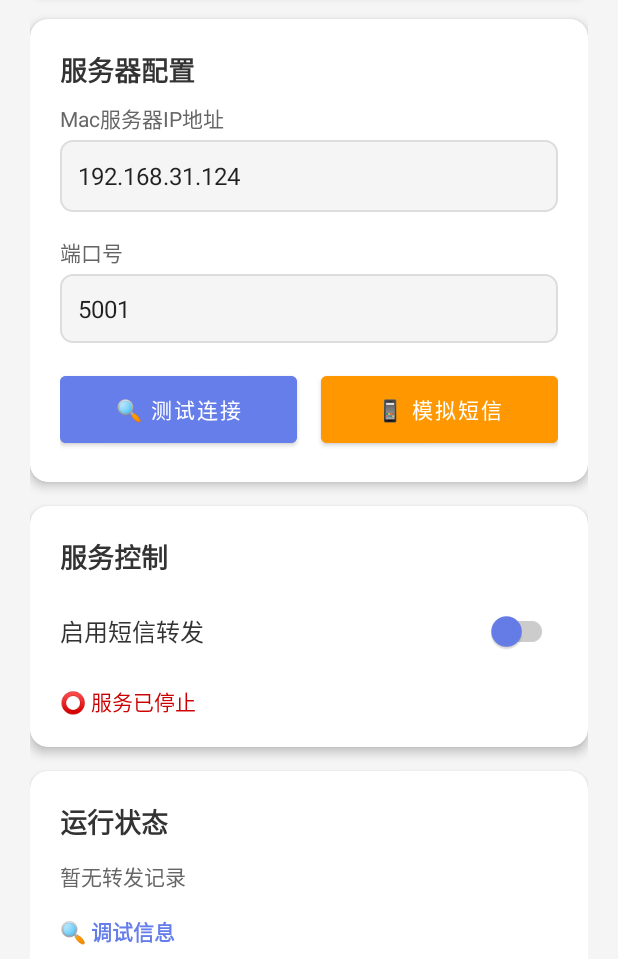
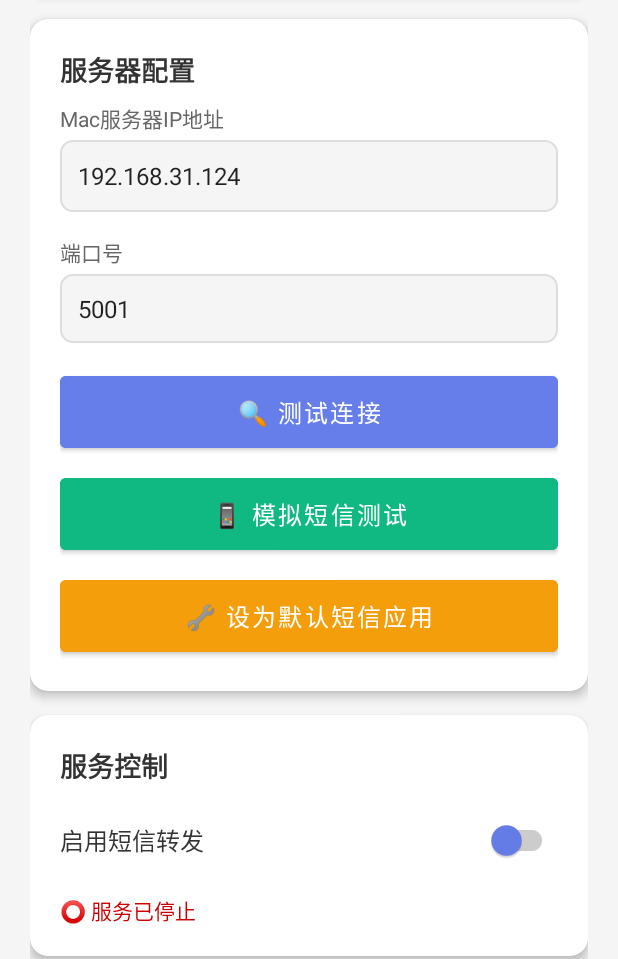
Before and after one commit to codingChang/msgCode, an Android app: the screen it shows after launch (MainActivity), on a phone screen of 412 x 824 dp, the part 277-1236 px from its top. Run offline under Robolectric (Android 15) with nearby library versions, the light colour scheme and no system bars; 3 statements that could not run were skipped.

Commit message:
✨ 添加荣耀手机支持 - 📱 新增模拟短信测试按钮 - 🔧 新增设置默认短信应用功能 - 📊 显示默认短信应用状态 - 💡 针对荣耀手机优化建议

```diff
--- a/android-app/app/src/main/res/layout/activity_main.xml
+++ b/android-app/app/src/main/res/layout/activity_main.xml
@@ -103,36 +103,38 @@
                     android:padding="12dp"
                     android:textSize="16sp" />
 
-                <LinearLayout
+                <Button
+                    android:id="@+id/btnTest"
                     android:layout_width="match_parent"
                     android:layout_height="wrap_content"
                     android:layout_marginTop="16dp"
-                    android:orientation="horizontal">
-
-                    <Button
-                        android:id="@+id/btnTest"
-                        android:layout_width="0dp"
-                        android:layout_height="wrap_content"
-                        android:layout_weight="1"
-                        android:layout_marginEnd="8dp"
                     android:backgroundTint="#667EEA"
                     android:padding="12dp"
                     android:text="🔍 测试连接"
                     android:textColor="#FFF"
-                        android:textSize="14sp" />
+                    android:textSize="16sp" />
 
                 <Button
-                        android:id="@+id/btnTestSms"
-                        android:layout_width="0dp"
+                    android:id="@+id/btnSimulateSms"
+                    android:layout_width="match_parent"
                     android:layout_height="wrap_content"
-                        android:layout_weight="1"
-                        android:layout_marginStart="8dp"
-                        android:backgroundTint="#FF9800"
+                    android:layout_marginTop="8dp"
+                    android:backgroundTint="#10b981"
                     android:padding="12dp"
-                        android:text="📱 模拟短信"
+                    android:text="📱 模拟短信测试"
                     android:textColor="#FFF"
-                        android:textSize="14sp" />
-                </LinearLayout>
+                    android:textSize="16sp" />
+
+                <Button
+                    android:id="@+id/btnSetDefaultSms"
+                    android:layout_width="match_parent"
+                    android:layout_height="wrap_content"
+                    android:layout_marginTop="8dp"
+                    android:backgroundTint="#f59e0b"
+                    android:padding="12dp"
+                    android:text="🔧 设为默认短信应用"
+                    android:textColor="#FFF"
+                    android:textSize="16sp" />
             </LinearLayout>
         </androidx.cardview.widget.CardView>
 
```
Also changed, not shown: android-app/app/src/main/java/com/msgcode/smsforwarder/MainActivity.kt (+50 -0 lines). Lines whose indentation alone changed are shown as unchanged.
